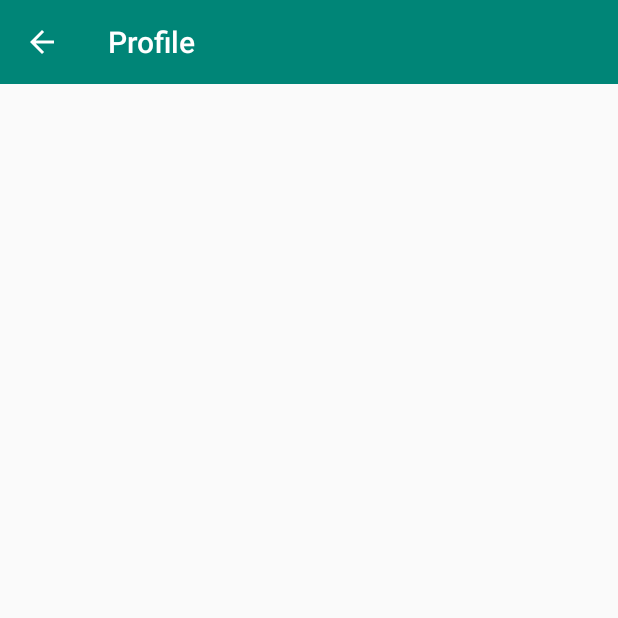
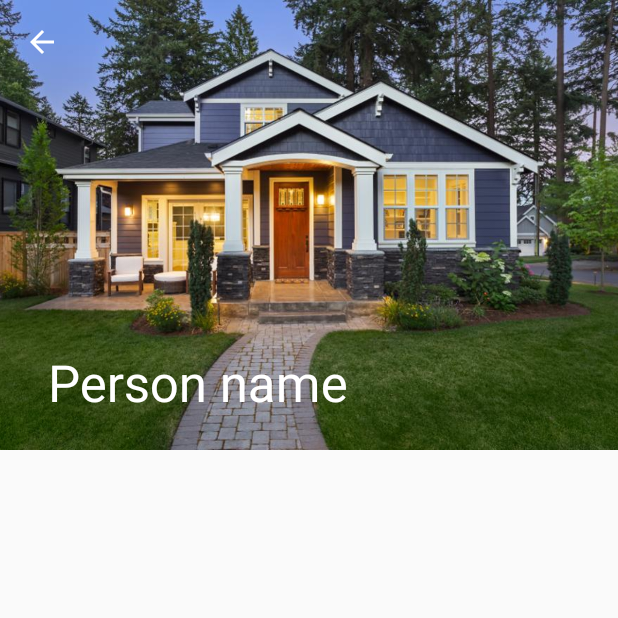
Before and after one commit to satesalovskiy/EventMe, an Android app: the AllEventsFragment screen opened directly, with no data from a screen before it, after a tap on "Profile", on a phone screen of 412 x 824 dp, the top half of it. Run offline under Robolectric (Android 15) with nearby library versions, the phone set to English and light mode, and no system bars; our stand-ins replace Firebase (no records; nobody signed in at launch, a user with empty details on screens opened directly).

Commit message:
Collapsing Layout and NestedScrollView

```diff
--- a/app/src/main/java/com/tsa/EventMe/AllEventsFragment.java
+++ b/app/src/main/java/com/tsa/EventMe/AllEventsFragment.java
@@ -12,18 +12,13 @@ import android.view.ViewGroup;
 import android.widget.ArrayAdapter;
 
 
-public class AllEventsFragment extends ListFragment {
+public class AllEventsFragment extends Fragment {
 
 
     @Override
     public View onCreateView(LayoutInflater inflater, ViewGroup container,
                              Bundle savedInstanceState) {
-        ArrayAdapter<String> adapter = new ArrayAdapter<>(
-                inflater.getContext(),
-                android.R.layout.simple_list_item_1,
-                getResources().getStringArray(R.array.AllEvents));
-        setListAdapter(adapter);
-        return super.onCreateView(inflater, container, savedInstanceState);
+        return inflater.inflate(R.layout.fragment_all_events, container, false);
     }
 
 }
--- a/app/src/main/java/com/tsa/EventMe/ProfileActivity.java
+++ b/app/src/main/java/com/tsa/EventMe/ProfileActivity.java
@@ -14,6 +14,7 @@ public class ProfileActivity extends AppCompatActivity {
         super.onCreate(savedInstanceState);
         setContentView(R.layout.activity_profile);
         Toolbar toolbar = (Toolbar) findViewById(R.id.toolbar);
+        toolbar.setTitle("Person name");
         setSupportActionBar(toolbar);
         ActionBar actionBar = (ActionBar) getSupportActionBar();
         actionBar.setDisplayHomeAsUpEnabled(true);
--- a/app/src/main/res/layout/activity_profile.xml
+++ b/app/src/main/res/layout/activity_profile.xml
@@ -1,15 +1,65 @@
 <?xml version="1.0" encoding="utf-8"?>
-<LinearLayout xmlns:android="http://schemas.android.com/apk/res/android"
+<androidx.coordinatorlayout.widget.CoordinatorLayout
+    xmlns:android="http://schemas.android.com/apk/res/android"
     xmlns:app="http://schemas.android.com/apk/res-auto"
-    xmlns:tools="http://schemas.android.com/tools"
+    android:id="@+id/coordinator"
     android:layout_width="match_parent"
-    android:layout_height="match_parent"
-    tools:context="com.tsa.EventMe.ProfileActivity"
-    android:orientation="vertical">
+    android:layout_height="match_parent" >
+
+    <com.google.android.material.appbar.AppBarLayout
+        android:layout_width="match_parent"
+        android:layout_height="300dp"
+        android:theme="@style/ThemeOverlay.AppCompat.Dark.ActionBar" >
 
 
-    <include
-        layout="@layout/toolvar_main"
-        android:id="@+id/toolbar" />
+        <com.google.android.material.appbar.CollapsingToolbarLayout
+            android:layout_width="match_parent"
+            android:layout_height="match_parent"
+            app:layout_scrollFlags="scroll|exitUntilCollapsed"
+            app:contentScrim="?attr/colorPrimary">
+            <ImageView
+                android:layout_width="match_parent"
+                android:layout_height="match_parent"
+                android:scaleType="centerCrop"
+                android:src="@drawable/test"
+                android:contentDescription="Jopa"
+                app:layout_collapseMode="parallax" />
 
-</LinearLayout>
+            <androidx.appcompat.widget.Toolbar
+                android:id="@+id/toolbar"
+                android:layout_width="match_parent"
+                android:layout_height="?attr/actionBarSize"
+                app:layout_collapseMode="pin" />
+
+
+        </com.google.android.material.appbar.CollapsingToolbarLayout>
+
+    </com.google.android.material.appbar.AppBarLayout>
+
+
+
+    <androidx.core.widget.NestedScrollView
+        android:layout_width="match_parent"
+        android:layout_height="match_parent"
+        app:layout_behavior="@string/appbar_scrolling_view_behavior" >
+
+        <LinearLayout
+            android:layout_width="match_parent"
+            android:layout_height="wrap_content"
+            android:orientation="vertical"
+            android:padding = "16dp" >
+
+
+
+
+
+
+
+        </LinearLayout>
+
+
+    </androidx.core.widget.NestedScrollView>
+
+
+
+</androidx.coordinatorlayout.widget.CoordinatorLayout>
--- a/app/src/main/res/layout/toolvar_main.xml
+++ b/app/src/main/res/layout/toolvar_main.xml
@@ -1,6 +1,7 @@
-<androidx.appcompat.widget.Toolbar
-    android:layout_width="match_parent"
+<androidx.appcompat.widget.Toolbar android:layout_width="match_parent"
     android:layout_height="?attr/actionBarSize"
+    xmlns:app="http://schemas.android.com/apk/res-auto"
     android:background="?attr/colorPrimary"
     android:theme="@style/ThemeOverlay.AppCompat.Dark.ActionBar"
-    xmlns:android="http://schemas.android.com/apk/res/android" />
+    xmlns:android="http://schemas.android.com/apk/res/android"
+    app:layout_scrollFlags="scroll|enterAlways" />
--- a/app/src/main/res/values/strings.xml
+++ b/app/src/main/res/values/strings.xml
@@ -20,4 +20,5 @@
 
     <string name="all_tab">All Events</string>
     <string name="my_tab">My Events</string>
+
 </resources>
```
Also changed, not shown: app/src/main/res/layout/activity_main.xml (+9 -8 lines), app/src/main/res/layout/fragment_all_events.xml (+15 -6 lines), app/src/main/res/drawable/test.jpg (added).
